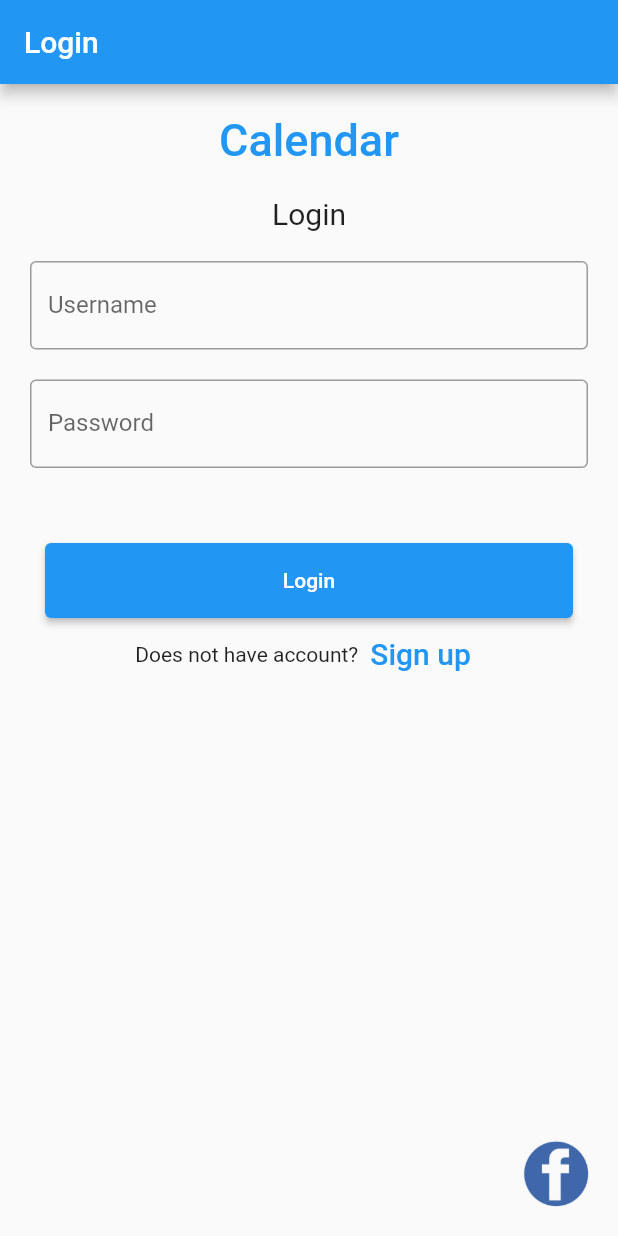
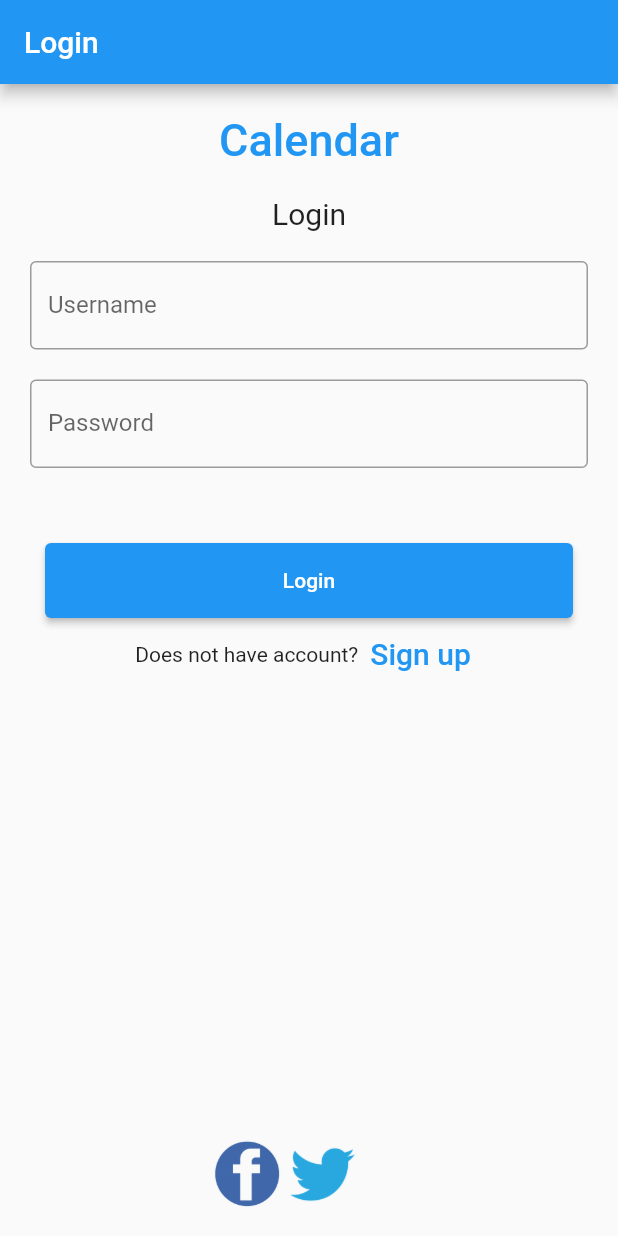
Before and after one commit to DanyPrv/calendarCM, a Flutter app: the screen it shows after launch, on a phone screen of 412 x 824 dp. Run offline on Flutter 3.47's test engine with Material 2 defaults, Android fonts, the phone set to English and light mode, and no system bars; our stand-ins replace google_maps_flutter, syncfusion_flutter_calendar.

```diff
--- a/lib/login.dart
+++ b/lib/login.dart
@@ -1,5 +1,6 @@
 import 'package:calendar/register.dart';
 import 'package:flutter/material.dart';
+import 'package:url_launcher/url_launcher.dart';
 
 import 'calendar.dart';
 
@@ -8,8 +9,10 @@ class LoginSection extends StatelessWidget {
 
   static const String _title = 'Login';
 
-  void tmpFunction() {
-    print('Facebook action');
+  void launchURL(String url) async {
+    if (!await launch(url)) {
+      throw 'Could not launch $url';
+    }
   }
 
   @override
@@ -19,10 +22,13 @@ class LoginSection extends StatelessWidget {
       home: Scaffold(
         appBar: AppBar(title: const Text(_title)),
         body: const Login(),
-        floatingActionButton: InkWell(
-          onTap: () {
-            tmpFunction();
-          },
+        floatingActionButton:
+        Row(
+          mainAxisAlignment: MainAxisAlignment.center,
+          children: [
+            InkWell(
+              onTap: () => launchURL('https://www.facebook.com/'),
+
               // focusColor: const Color.fromARGB(61, 33, 124, 243),
               // hoverColor: const Color.fromARGB(61, 33, 124, 243),
               // highlightColor: const Color.fromARGB(61, 33, 124, 243),
@@ -32,6 +38,20 @@ class LoginSection extends StatelessWidget {
                 width: 50,
                 height: 50,
               ),
+            ),
+            InkWell(
+              onTap: () => launchURL('https://twitter.com/'),
+              // focusColor: const Color.fromARGB(61, 33, 124, 243),
+              // hoverColor: const Color.fromARGB(61, 33, 124, 243),
+              // highlightColor: const Color.fromARGB(61, 33, 124, 243),
+              borderRadius: BorderRadius.circular(50.0),
+              child: Image.asset(
+                'assets/logo-twitter.png',
+                width: 50,
+                height: 50,
+              ),
+            ),
+        ],
         ),
       ),
     );
--- a/pubspec.yaml
+++ b/pubspec.yaml
@@ -31,6 +31,7 @@ dependencies:
     sdk: flutter
   syncfusion_flutter_calendar: ^19.4.54
   google_maps_flutter: ^2.0.2
+  url_launcher: ^6.0.20
 
   # The following adds the Cupertino Icons font to your application.
   # Use with the CupertinoIcons class for iOS style icons.
```
Also changed, not shown: pubspec.lock. Lines whose indentation alone changed are shown as unchanged.
